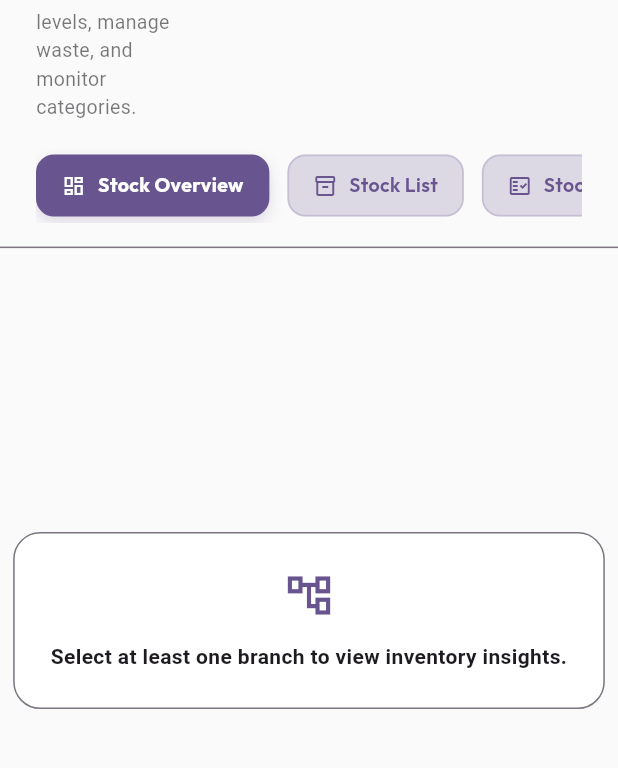
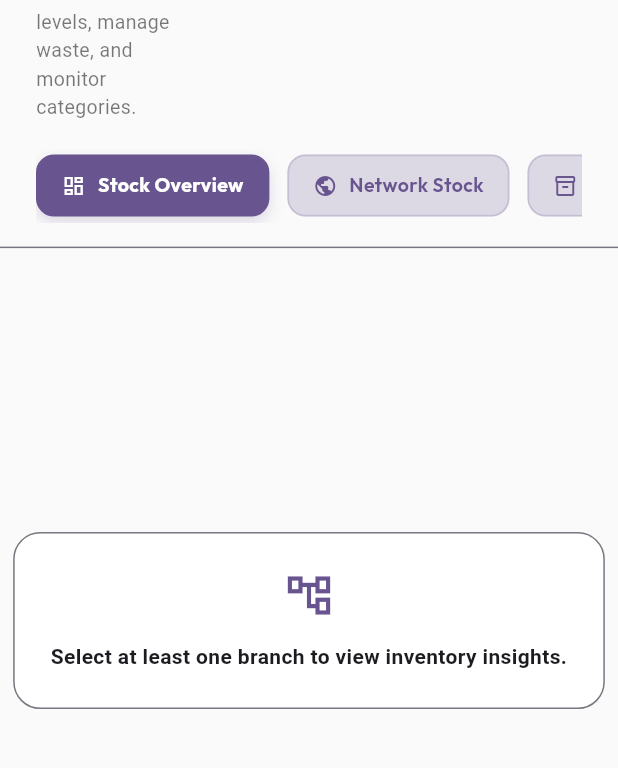
Before and after one commit to Jatinsinghv64/admin_testing_assignment, a Flutter app: the InventoryDashboardScreen screen opened directly, on a phone screen of 412 x 824 dp, the part 243-1011 px from its top. Run offline on Flutter 3.47's test engine with Material 3 defaults, Android fonts, the phone set to English and light mode, and no system bars; our stand-ins replace audioplayers, cloud_firestore, cloud_functions, connectivity_plus, csv, file_picker and 17 more; missing offline and left inert: dart:html, excel, file_saver, firebase_app_check; accounts and stored records are empty; statements that could not run were skipped.

```diff
--- a/lib/Screens/inventory/InventoryDashboardScreen.dart
+++ b/lib/Screens/inventory/InventoryDashboardScreen.dart
@@ -22,7 +22,9 @@ import '../settings/RecipesScreen.dart';
 import '../../services/ExportReportService.dart';
 import 'ingredient_import_format_dialog.dart';
 import 'QuickStockInScreen.dart';
-import '../../Widgets/ai/reorder_predictions_panel.dart';
+
+import 'GlobalStockVisibilityScreen.dart';
+import 'ActualVsTheoreticalScreen.dart';
 import '../../Widgets/ai/trending_suggestions_panel.dart';
 
 // ─── Theme Colors (matching app ThemeData: light bg, deepPurple primary) ─────
@@ -52,9 +54,11 @@ class _InventoryDashboardScreenState extends State<InventoryDashboardScreen>
 
   static const _tabLabels = [
     'Stock Overview',
+    'Network Stock',
     'Stock List',
     'Stocktake',
     'Waste',
+    'Variance',
     'Categories',
     'Menu Items',
     'Recipes',
@@ -62,9 +66,11 @@ class _InventoryDashboardScreenState extends State<InventoryDashboardScreen>
   ];
   static const _tabIcons = [
     Icons.dashboard_outlined,
+    Icons.public_outlined,
     Icons.inventory_2_outlined,
     Icons.fact_check_outlined,
     Icons.delete_sweep_outlined,
+    Icons.analytics_outlined,
     Icons.category_outlined,
     Icons.restaurant_menu_outlined,
     Icons.menu_book_outlined,
@@ -74,7 +80,7 @@ class _InventoryDashboardScreenState extends State<InventoryDashboardScreen>
   @override
   void initState() {
     super.initState();
-    _tabController = TabController(length: 8, vsync: this);
+    _tabController = TabController(length: 10, vsync: this);
     _tabController.addListener(_onTabChanged);
   }
 
@@ -350,9 +356,9 @@ class _InventoryDashboardScreenState extends State<InventoryDashboardScreen>
   @override
   Widget build(BuildContext context) {
     final idx = _tabController.index;
-    final isCategoryTab = idx == 4;
-    final isMenuTab = idx == 5;
-    final isRecipeTab = idx == 6;
+    final isCategoryTab = idx == 6;
+    final isMenuTab = idx == 7;
+    final isRecipeTab = idx == 8;
 
     return Scaffold(
       backgroundColor: Theme.of(context).scaffoldBackgroundColor,
@@ -403,13 +409,15 @@ class _InventoryDashboardScreenState extends State<InventoryDashboardScreen>
               controller: _tabController,
               children: [
                 _StockOverviewTab(
-                  onGoStockList: () => _tabController.animateTo(1),
-                  onGoStocktake: () => _tabController.animateTo(2),
-                  onGoWaste: () => _tabController.animateTo(3),
+                  onGoStockList: () => _tabController.animateTo(2),
+                  onGoStocktake: () => _tabController.animateTo(3),
+                  onGoWaste: () => _tabController.animateTo(4),
                 ),
+                const GlobalStockVisibilityScreen(),
                 const IngredientStockListScreen(),
                 const StocktakeScreen(),
                 const WasteDashboardScreen(),
+                const ActualVsTheoreticalScreen(),
                 _CategoriesManagementTab(searchQuery: _searchQuery),
                 _MenuItemsManagementTab(searchQuery: _searchQuery),
                 const RecipesScreen(),
@@ -465,7 +473,7 @@ class _InventoryDashboardScreenState extends State<InventoryDashboardScreen>
                   ),
                 ),
                 // Export button
-                if (idx == 0 || idx == 1) ...[
+                if (idx == 0 || idx == 3) ...[
                   _headerButton(
                     icon: Icons.qr_code_scanner,
                     label: 'Quick Stock-In',
@@ -475,7 +483,7 @@ class _InventoryDashboardScreenState extends State<InventoryDashboardScreen>
                     ),
                   ),
                   const SizedBox(width: 10),
-                  if (idx == 1) ...[
+                  if (idx == 3) ...[
                     _headerButton(
                       icon: Icons.upload_file_rounded,
                       label: 'Bulk Upload',
@@ -765,31 +773,7 @@ class _StockOverviewTabState extends State<_StockOverviewTab> {
                   child: Row(
                     crossAxisAlignment: CrossAxisAlignment.stretch,
                     children: [
-                      Expanded(
-                        flex: 3,
-                        child: _card(
-                          title: 'AI Smart Reorder',
-                          trailing: Container(
-                            padding: const EdgeInsets.symmetric(horizontal: 10, vertical: 4),
-                            decoration: BoxDecoration(
-                              gradient: LinearGradient(
-                                colors: [Colors.deepPurple.shade400, Colors.deepPurple.shade700],
-                              ),
-                              borderRadius: BorderRadius.circular(20),
-                            ),
-                            child: Row(
-                              mainAxisSize: MainAxisSize.min,
-                              children: const [
-                                Icon(Icons.auto_awesome, color: Colors.white, size: 12),
-                                SizedBox(width: 4),
-                                Text('AI Powered', style: TextStyle(color: Colors.white, fontSize: 11, fontWeight: FontWeight.w600)),
-                              ],
-                            ),
-                          ),
-                          child: const ReorderPredictionsPanel(),
-                        ),
-                      ),
-                      const SizedBox(width: 20),
+
                       Expanded(
                         flex: 2,
                         child: GestureDetector(
--- a/lib/constants.dart
+++ b/lib/constants.dart
@@ -141,6 +141,26 @@ class AppConstants {
 
   // CK Alerts Collection
   static const String collectionCKAlerts = 'ck_alerts';
+
+  // --- Inventory Management (Phase 2 & 3) ---
+  static const String collectionBranchOrders = 'branch_orders';
+  static const String collectionProductionBatches = 'production_batches';
+
+  // Branch Order Statuses
+  static const String branchOrderStatusDraft = 'draft';
+  static const String branchOrderStatusSubmitted = 'submitted';
+  static const String branchOrderStatusApproved = 'approved';
+  static const String branchOrderStatusFulfilled = 'fulfilled';
+  static const String branchOrderStatusRejected = 'rejected';
+
+  // Production Batch Statuses
+  static const String productionStatusPlanned = 'planned';
+  static const String productionStatusInProgress = 'in_progress';
+  static const String productionStatusCompleted = 'completed';
+  static const String productionStatusCancelled = 'cancelled';
+
+  // Transfer Types (extended)
+  static const String transferTypeInterBranch = 'inter_branch';
 
   /// Normalize order type for consistent comparison
   /// Handles variations like 'dine-in', 'dine_in', 'DineIn', 'Dine In', etc.
```
Also changed, not shown: lib/Models/IngredientModel.dart (+86 -1 lines).
